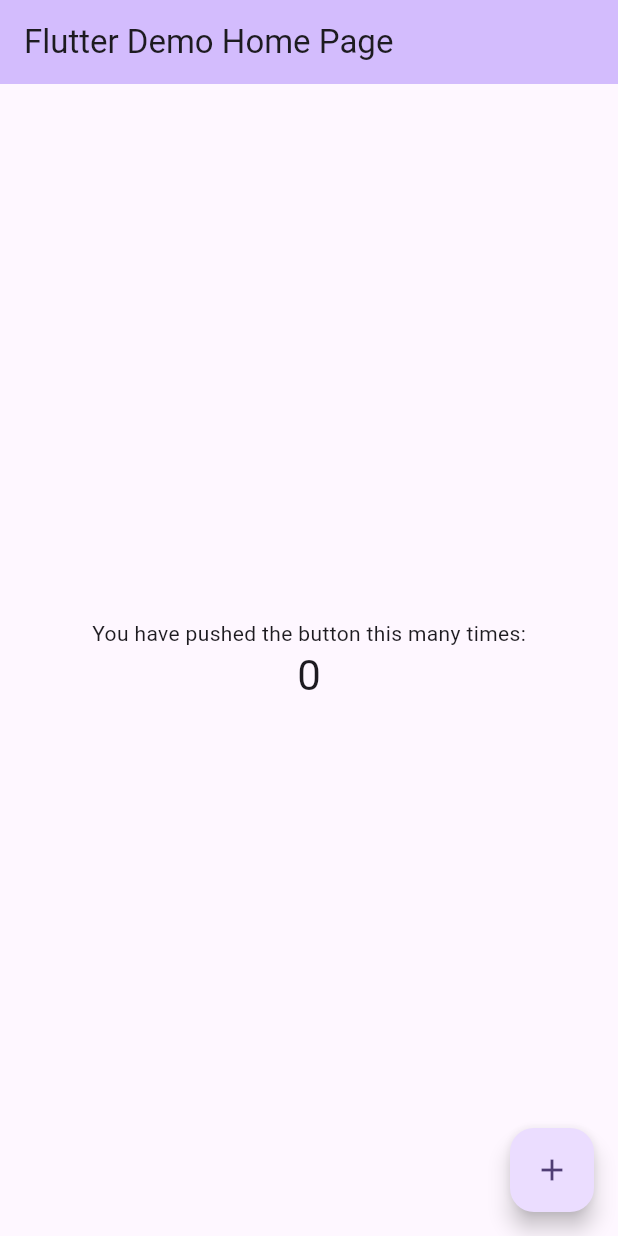
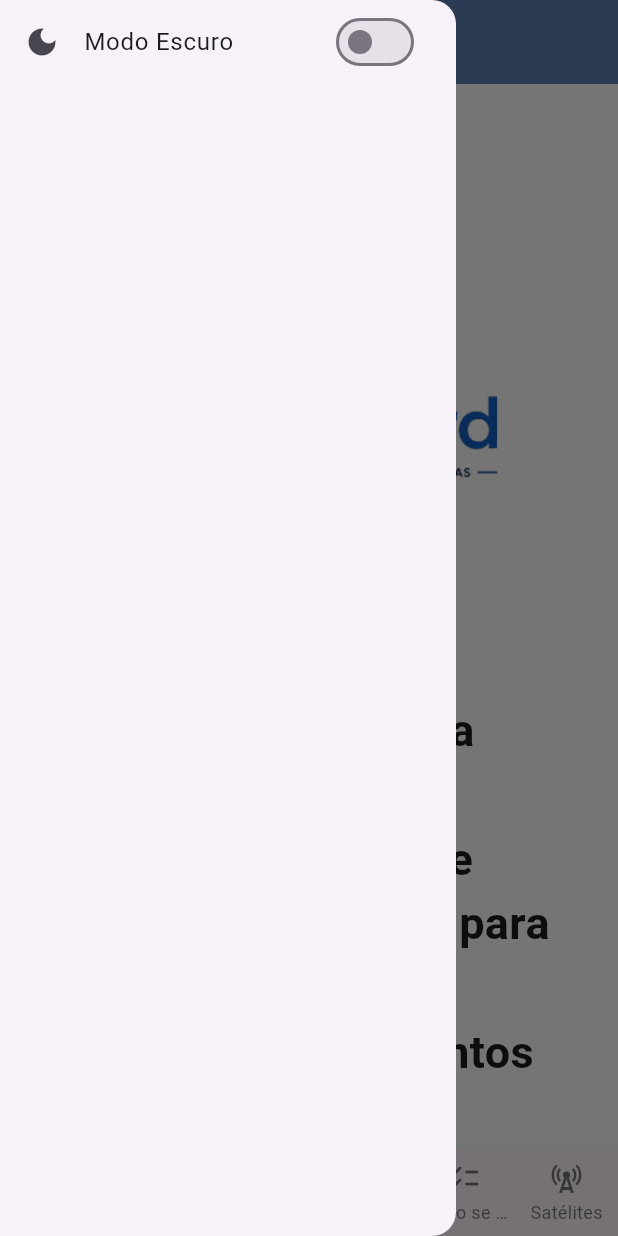
Before and after one commit to FernandoNakasone/GS_Flutter_OrbitGuard, a Flutter app: the screen it shows after launch, with the side drawer open (before the commit the screen has no drawer), on a phone screen of 412 x 824 dp. Run offline on Flutter 3.47's test engine with Material 3 defaults, Android fonts, the phone set to English and light mode, and no system bars.

Commit message:
Modo escuro funcionando

```diff
--- /dev/null
+++ b/lib/components/bottomAppBar.dart
@@ -0,0 +1,39 @@
+import 'package:flutter/material.dart';
+
+class BottomAppbar extends StatelessWidget {
+  const BottomAppbar({super.key});
+
+  @override
+  Widget build(BuildContext context) {
+    return BottomNavigationBar(
+      type: BottomNavigationBarType.fixed,
+      currentIndex: 0,
+      items: const [
+        BottomNavigationBarItem(
+          icon: Icon(Icons.home),
+          label: 'Home',
+        ),
+        BottomNavigationBarItem(
+          icon: Icon(Icons.map),
+          label: 'Como funciona?',
+        ),
+        BottomNavigationBarItem(
+          icon: Icon(Icons.house_sharp),
+          label: 'Regiões',
+        ),
+          BottomNavigationBarItem(
+          icon: Icon(Icons.article_sharp),
+          label: 'Ver registro de região',
+        ),
+          BottomNavigationBarItem(
+          icon: Icon(Icons.checklist_rounded),
+          label: 'como se preparar',
+        ),
+          BottomNavigationBarItem(
+          icon: Icon(Icons.cell_tower_sharp),
+          label: 'Satélites',
+        ),
+      ],
+    );
+  }
+}
--- /dev/null
+++ b/lib/components/drawer.dart
@@ -0,0 +1,34 @@
+import 'package:flutter/material.dart';
+
+class AppDrawer extends StatelessWidget {
+
+  final VoidCallback changeTheme;
+
+  const AppDrawer({
+    super.key,
+    required this.changeTheme,
+  });
+
+  @override
+  Widget build(BuildContext context) {
+
+    bool isDark =
+        Theme.of(context).brightness == Brightness.dark;
+
+    return Drawer(
+      child: ListView(
+        padding: EdgeInsets.zero,
+        children: [
+          SwitchListTile(
+            secondary: const Icon(Icons.dark_mode),
+            title: const Text('Modo Escuro'),
+            value: isDark,
+            onChanged: (value) {
+              changeTheme();
+            },
+          ),
+        ],
+      ),
+    );
+  }
+}
--- /dev/null
+++ b/lib/components/topAppBar.dart
@@ -0,0 +1,19 @@
+import 'package:flutter/material.dart';
+
+class TopAppBar extends StatelessWidget
+    implements PreferredSizeWidget {
+
+  const TopAppBar({super.key});
+
+  @override
+  Widget build(BuildContext context) {
+    return AppBar(
+      backgroundColor: const Color.fromARGB(255, 92, 129, 180),
+      title: const Text('OrbitGuard'),
+      centerTitle: true,
+    );
+  }
+
+  @override
+  Size get preferredSize => const Size.fromHeight(kToolbarHeight);
+}
--- a/lib/main.dart
+++ b/lib/main.dart
@@ -1,122 +1,39 @@
 import 'package:flutter/material.dart';
+import 'package:orbitguard/screens/home.dart';
+import 'package:orbitguard/theme/appTheme.dart';
 
 void main() {
   runApp(const MyApp());
 }
 
-class MyApp extends StatelessWidget {
+class MyApp extends StatefulWidget {
   const MyApp({super.key});
 
-  // This widget is the root of your application.
   @override
-  Widget build(BuildContext context) {
-    return MaterialApp(
-      title: 'Flutter Demo',
-      theme: ThemeData(
-        // This is the theme of your application.
-        //
-        // TRY THIS: Try running your application with "flutter run". You'll see
-        // the application has a purple toolbar. Then, without quitting the app,
-        // try changing the seedColor in the colorScheme below to Colors.green
-        // and then invoke "hot reload" (save your changes or press the "hot
-        // reload" button in a Flutter-supported IDE, or press "r" if you used
-        // the command line to start the app).
-        //
-        // Notice that the counter didn't reset back to zero; the application
-        // state is not lost during the reload. To reset the state, use hot
-        // restart instead.
-        //
-        // This works for code too, not just values: Most code changes can be
-        // tested with just a hot reload.
-        colorScheme: ColorScheme.fromSeed(seedColor: Colors.deepPurple),
-      ),
-      home: const MyHomePage(title: 'Flutter Demo Home Page'),
-    );
-  }
+  State<MyApp> createState() => _MyAppState();
 }
 
-class MyHomePage extends StatefulWidget {
-  const MyHomePage({super.key, required this.title});
+class _MyAppState extends State<MyApp> {
 
-  // This widget is the home page of your application. It is stateful, meaning
-  // that it has a State object (defined below) that contains fields that affect
-  // how it looks.
+  ThemeMode themeMode = ThemeMode.light;
 
-  // This class is the configuration for the state. It holds the values (in this
-  // case the title) provided by the parent (in this case the App widget) and
-  // used by the build method of the State. Fields in a Widget subclass are
-  // always marked "final".
-
-  final String title;
-
-  @override
-  State<MyHomePage> createState() => _MyHomePageState();
-}
-
-class _MyHomePageState extends State<MyHomePage> {
-  int _counter = 0;
-
-  void _incrementCounter() {
+  void changeTheme() {
     setState(() {
-      // This call to setState tells the Flutter framework that something has
-      // changed in this State, which causes it to rerun the build method below
-      // so that the display can reflect the updated values. If we changed
-      // _counter without calling setState(), then the build method would not be
-      // called again, and so nothing would appear to happen.
-      _counter++;
+      themeMode = themeMode == ThemeMode.light ? ThemeMode.dark : ThemeMode.light;
     });
   }
 
   @override
   Widget build(BuildContext context) {
-    // This method is rerun every time setState is called, for instance as done
-    // by the _incrementCounter method above.
-    //
-    // The Flutter framework has been optimized to make rerunning build methods
-    // fast, so that you can just rebuild anything that needs updating rather
-    // than having to individually change instances of widgets.
-    return Scaffold(
-      appBar: AppBar(
-        // TRY THIS: Try changing the color here to a specific color (to
-        // Colors.amber, perhaps?) and trigger a hot reload to see the AppBar
-        // change color while the other colors stay the same.
-        backgroundColor: Theme.of(context).colorScheme.inversePrimary,
-        // Here we take the value from the MyHomePage object that was created by
-        // the App.build method, and use it to set our appbar title.
-        title: Text(widget.title),
+    return MaterialApp(
+
+      theme: AppTheme.modoClaro,
+      darkTheme: AppTheme.modoEscuro,
+      themeMode: themeMode,
+
+      home: HomeScreen(
+        changeTheme: changeTheme,
       ),
-      body: Center(
-        // Center is a layout widget. It takes a single child and positions it
-        // in the middle of the parent.
-        child: Column(
-          // Column is also a layout widget. It takes a list of children and
-          // arranges them vertically. By default, it sizes itself to fit its
-          // children horizontally, and tries to be as tall as its parent.
-          //
-          // Column has various properties to control how it sizes itself and
-          // how it positions its children. Here we use mainAxisAlignment to
-          // center the children vertically; the main axis here is the vertical
-          // axis because Columns are vertical (the cross axis would be
-          // horizontal).
-          //
-          // TRY THIS: Invoke "debug painting" (choose the "Toggle Debug Paint"
-          // action in the IDE, or press "p" in the console), to see the
-          // wireframe for each widget.
-          mainAxisAlignment: MainAxisAlignment.center,
-          children: <Widget>[
-            const Text('You have pushed the button this many times:'),
-            Text(
-              '$_counter',
-              style: Theme.of(context).textTheme.headlineMedium,
-            ),
-          ],
-        ),
-      ),
-      floatingActionButton: FloatingActionButton(
-        onPressed: _incrementCounter,
-        tooltip: 'Increment',
-        child: const Icon(Icons.add),
-      ), // This trailing comma makes auto-formatting nicer for build methods.
     );
   }
 }
--- a/lib/registro-data.dart
+++ /dev/null
@@ -1,3 +0,0 @@
-class registro{
-
-}
--- /dev/null
+++ b/lib/screens/home.dart
@@ -0,0 +1,42 @@
+import 'package:flutter/material.dart';
+import 'package:orbitguard/components/topAppBar.dart';
+import 'package:orbitguard/components/bottomAppBar.dart';
+import 'package:orbitguard/components/drawer.dart';
+
+class HomeScreen extends StatelessWidget {
+
+final VoidCallback changeTheme;
+
+  const HomeScreen({super.key, required this.changeTheme,});
+
+  @override
+  Widget build(BuildContext context) {
+    return Scaffold(
+      appBar: const TopAppBar(),
+      drawer: AppDrawer(
+        changeTheme: changeTheme,
+        ),
+      bottomNavigationBar: const BottomAppbar(),
+      body: Center(
+        child: Column(
+          mainAxisAlignment: MainAxisAlignment.center,
+          children: [
+            Image.asset(
+              'images/logo.png',
+              width: 350, height: 350
+            ),
+            Padding(padding: EdgeInsets.all(16.0),
+            child: Text(
+              'O OrbitGuard é uma plataforma que utiliza dados de satélites, sensores climáticos e inteligência artificial para prever enchentes, deslizamentos e eventos extremos.',
+              style: TextStyle(
+                fontSize: 30,
+                fontWeight: FontWeight.bold,
+              ),
+            ),
+            ),
+          ],
+        ),
+      ),
+    );
+  }
+}
--- /dev/null
+++ b/lib/theme/appTheme.dart
@@ -0,0 +1,15 @@
+import 'package:flutter/material.dart';
+
+class AppTheme {
+
+  static ThemeData modoClaro = ThemeData(
+    brightness: Brightness.light,
+
+    scaffoldBackgroundColor: const Color.fromARGB(255, 255, 255, 255),
+  );
+
+  static ThemeData modoEscuro = ThemeData(
+    brightness: Brightness.dark,
+    scaffoldBackgroundColor: const Color.fromARGB(255, 87, 84, 84),
+  );
+}
--- a/pubspec.yaml
+++ b/pubspec.yaml
@@ -60,7 +60,7 @@ flutter:
   # To add assets to your application, add an assets section, like this:
   assets:
     - images/
-  #   - images/a_dot_ham.jpeg
+  #- images/a_dot_ham.jpeg
 
   # An image asset can refer to one or more resolution-specific "variants", see
   # https://flutter.dev/to/resolution-aware-images
```
Also changed, not shown: lib/data/regiao-data.dart (added, +76 -0 lines), lib/data/registro-data.dart (added, +86 -0 lines), lib/data/satelite.dart (added, +8 -0 lines), lib/regiao-data.dart (deleted, +0 -34 lines), images/BoaEsperanca.png (added), images/Pindamonhangaba.png (added), images/PousoAlegre.png (added), images/campinas.png (added), images/logo.png (added), images/niteroi.png (added), images/peruibe.png (added), pubspec.lock.
